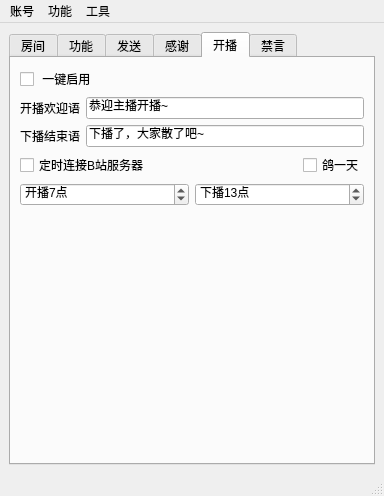
First picture: the form in mainwindow.ui, repository iwxyi/Bilibili-MagicalDanmaku, before the edit.
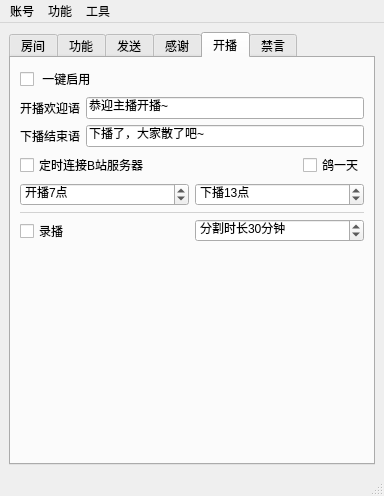
Second picture: the form after the edit. The open tabs and pages were chosen to show the change. Icons and pictures are not drawn.

Commit message: 添加自动分割录播时长

Diff of the .ui file:
```diff
--- a/mainwindow.ui
+++ b/mainwindow.ui
@@ -72,13 +72,6 @@
             </property>
            </widget>
           </item>
-          <item>
-           <widget class="QCheckBox" name="recordCheck">
-            <property name="text">
-             <string>录播</string>
-            </property>
-           </widget>
-          </item>
          </layout>
         </item>
         <item>
@@ -949,6 +942,61 @@
           </item>
          </layout>
         </item>
+        <item>
+         <widget class="QWidget" name="widget" native="true">
+          <property name="minimumSize">
+           <size>
+            <width>0</width>
+            <height>1</height>
+           </size>
+          </property>
+          <property name="maximumSize">
+           <size>
+            <width>16777215</width>
+            <height>1</height>
+           </size>
+          </property>
+          <property name="styleSheet">
+           <string notr="true">background: rgba(88, 88, 88, 64);</string>
+          </property>
+         </widget>
+        </item>
+        <item>
+         <layout class="QHBoxLayout" name="horizontalLayout_3">
+          <property name="topMargin">
+           <number>0</number>
+          </property>
+          <item>
+           <widget class="QCheckBox" name="recordCheck">
+            <property name="text">
+             <string>录播</string>
+            </property>
+           </widget>
+          </item>
+          <item>
+           <widget class="QSpinBox" name="recordSplitSpin">
+            <property name="suffix">
+             <string>分钟</string>
+            </property>
+            <property name="prefix">
+             <string>分割时长</string>
+            </property>
+            <property name="minimum">
+             <number>1</number>
+            </property>
+            <property name="maximum">
+             <number>600</number>
+            </property>
+            <property name="singleStep">
+             <number>10</number>
+            </property>
+            <property name="value">
+             <number>30</number>
+            </property>
+           </widget>
+          </item>
+         </layout>
+        </item>
         <item>
          <spacer name="verticalSpacer_4">
           <property name="orientation">
```
Left out of the diff: 4 changed lines with no effect on the pictures. The commit also changes 2 other files.
